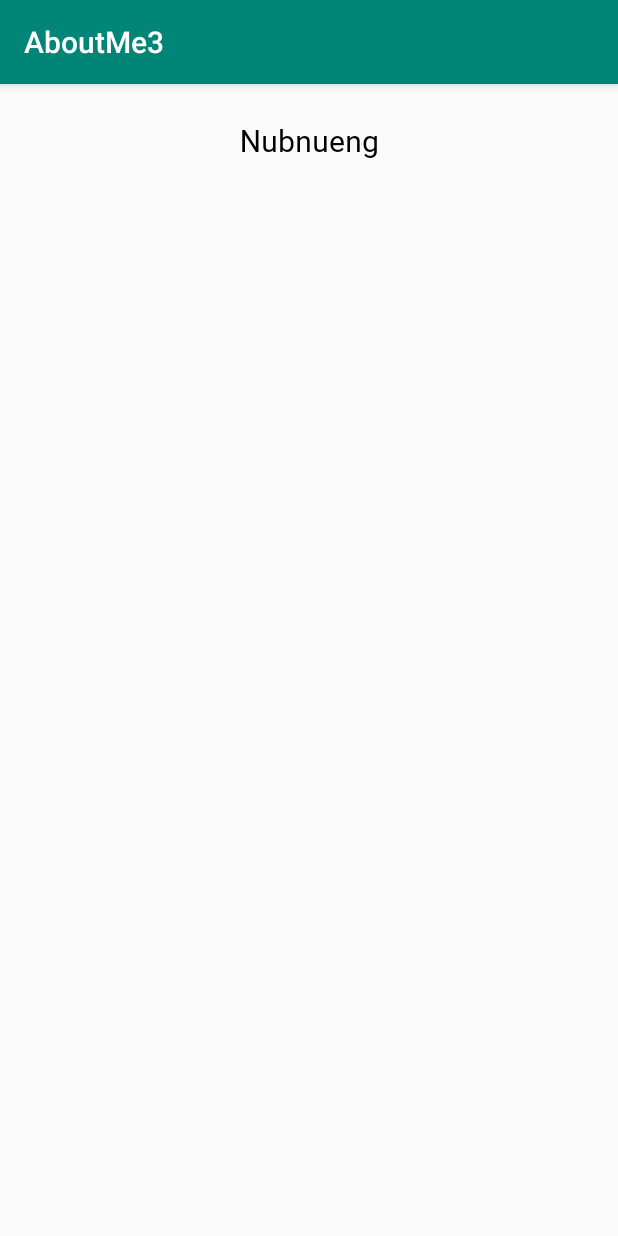
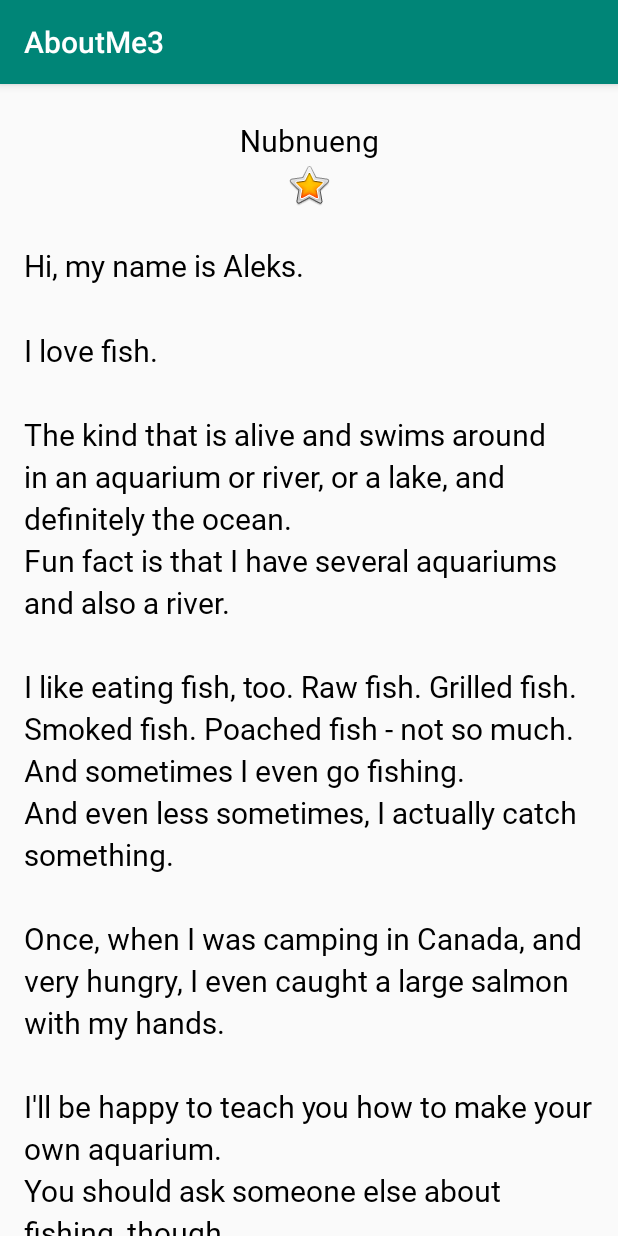
Before and after one commit to nubnuengSitthichok/AboutMe2.1, an Android app: the screen it shows after launch (MainActivity), on a phone screen of 412 x 824 dp. Run offline under Robolectric (Android 15) with nearby library versions, the phone set to English and light mode, and no system bars.

Commit message:
Scroll View and Image View

```diff
--- a/app/src/main/res/layout/activity_main.xml
+++ b/app/src/main/res/layout/activity_main.xml
@@ -6,7 +6,8 @@
         android:layout_width="match_parent"
         android:layout_height="match_parent"
         android:orientation="vertical"
-        tools:context=".MainActivity">
+        tools:context=".MainActivity" android:paddingStart="@dimen/Layout_padding"
+        android:paddingEnd="@dimen/Layout_padding">
 
     <TextView
             android:text="@string/name"
@@ -14,5 +15,18 @@
             android:layout_height="wrap_content" android:id="@+id/name_text"
             android:textAlignment="center"
             style="@style/NameStyle"/>
+    <ImageView
+            android:layout_width="match_parent"
+            android:layout_height="wrap_content" app:srcCompat="@android:drawable/btn_star_big_on"
+            android:id="@+id/star_image" android:contentDescription="@string/yellow_star"/>
+    <ScrollView
+            android:layout_width="match_parent"
+            android:layout_height="match_parent" android:id="@+id/bio_scroll">
+        <TextView
+                android:text="@string/bio"
+                android:layout_width="match_parent"
+                android:layout_height="wrap_content" android:id="@+id/biotext" style="@style/NameStyle"
+                android:lineSpacingMultiplier="1.2"/>
+    </ScrollView>
 
 </LinearLayout>
--- a/app/src/main/res/values/dimens.xml
+++ b/app/src/main/res/values/dimens.xml
@@ -3,4 +3,5 @@
     <dimen name="text_size">20sp</dimen>
     <dimen name="small_padding">8dp</dimen>
     <dimen name="Layout_Margin">16dp</dimen>
+    <dimen name="Layout_padding">16dp</dimen>
 </resources>
--- a/app/src/main/res/values/strings.xml
+++ b/app/src/main/res/values/strings.xml
@@ -1,4 +1,15 @@
 <resources>
     <string name="app_name">AboutMe3</string>
     <string name="name">Nubnueng</string>
+    <string name="yellow_star">Yellow Star</string>
+    <string name="bio">Hi, my name is Aleks.
+        \n\nI love fish.
+        \n\nThe kind that is alive and swims around in an aquarium or river, or a lake, and definitely the ocean.
+        \nFun fact is that I have several aquariums and also a river.
+        \n\nI like eating fish, too. Raw fish. Grilled fish. Smoked fish. Poached fish - not so much.
+        \nAnd sometimes I even go fishing.
+        \nAnd even less sometimes, I actually catch something.
+        \n\nOnce, when I was camping in Canada, and very hungry, I even caught a large salmon with my hands.
+        \n\nI\'ll be happy to teach you how to make your own aquarium.
+        \nYou should ask someone else about fishing, though.\n\n</string>
 </resources>
```
